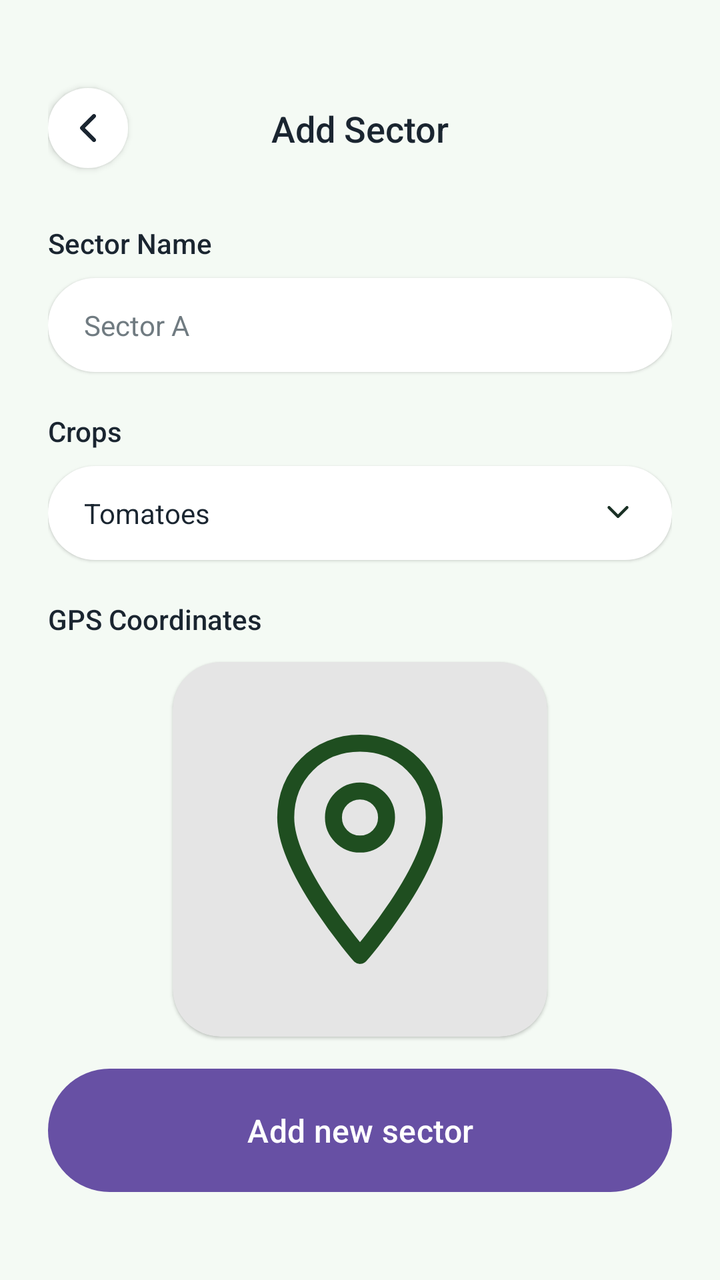
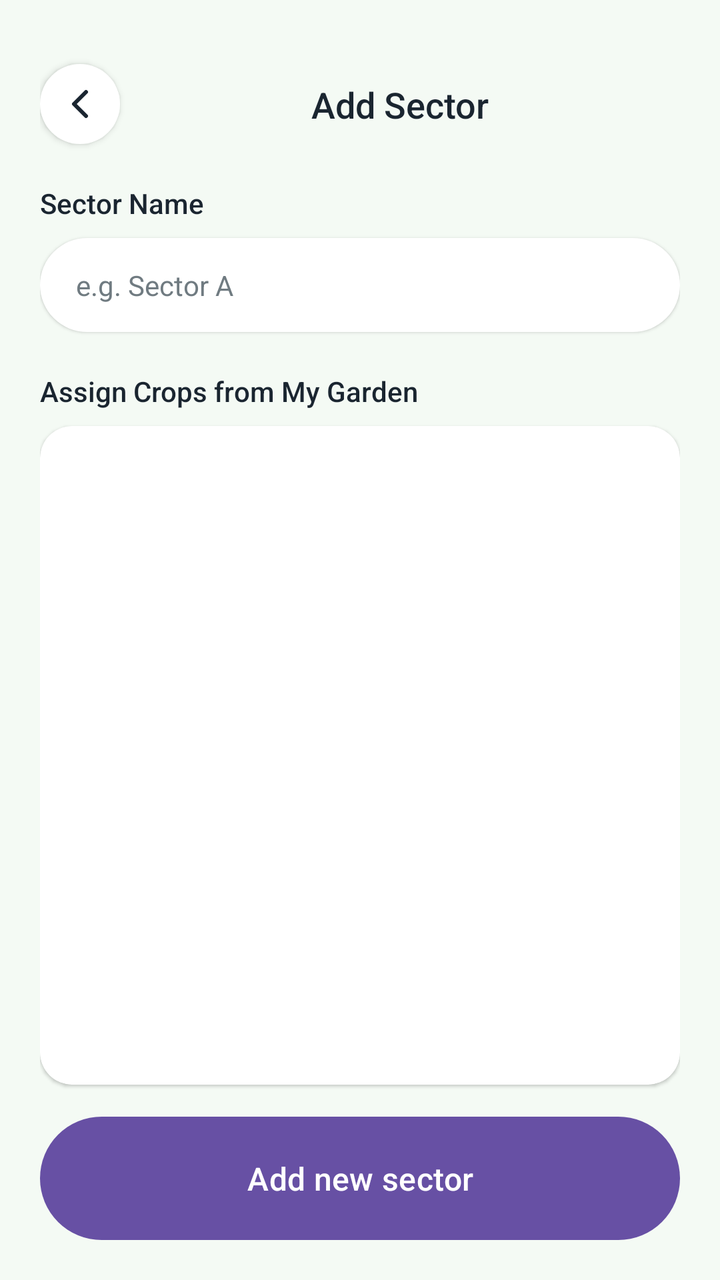

Compare the two renders of this Android layout. The source of the first and the diff that turns it into the second are given below.
<!-- AndroidManifest.xml: application theme Theme.Undersoil -->
<!-- res/layout/activity_add_sector.xml -->
<?xml version="1.0" encoding="utf-8"?>
<androidx.constraintlayout.widget.ConstraintLayout xmlns:android="http://schemas.android.com/apk/res/android"
    xmlns:app="http://schemas.android.com/apk/res-auto"
    android:layout_width="match_parent"
    android:layout_height="match_parent"
    android:background="@color/bg_light_green"
    android:padding="24dp">

    <ImageButton
        android:id="@+id/backButton"
        android:layout_width="40dp"
        android:layout_height="40dp"
        android:layout_marginTop="20dp"
        android:background="@drawable/bg_circle_white"
        android:elevation="2dp"
        android:padding="10dp"
        android:src="@drawable/ic_back_arrow"
        android:contentDescription="Back"
        app:layout_constraintStart_toStartOf="parent"
        app:layout_constraintTop_toTopOf="parent" />

    <TextView
        android:id="@+id/titleText"
        android:layout_width="0dp"
        android:layout_height="wrap_content"
        android:fontFamily="sans-serif-medium"
        android:gravity="center"
        android:text="Add Sector"
        android:textColor="@color/text_dark"
        android:textSize="18sp"
        app:layout_constraintBottom_toBottomOf="@id/backButton"
        app:layout_constraintEnd_toEndOf="parent"
        app:layout_constraintStart_toStartOf="parent"
        app:layout_constraintTop_toTopOf="@id/backButton" />

    <TextView
        android:id="@+id/sectorNameLabel"
        android:layout_width="wrap_content"
        android:layout_height="wrap_content"
        android:layout_marginTop="28dp"
        android:fontFamily="sans-serif-medium"
        android:text="Sector Name"
        android:textColor="@color/text_dark"
        android:textSize="14sp"
        app:layout_constraintStart_toStartOf="parent"
        app:layout_constraintTop_toBottomOf="@id/backButton" />

    <EditText
        android:id="@+id/sectorNameInput"
        android:layout_width="0dp"
        android:layout_height="wrap_content"
        android:layout_marginTop="8dp"
        android:background="@drawable/bg_pill_white"
        android:elevation="1dp"
        android:fontFamily="sans-serif"
        android:hint="Sector A"
        android:paddingHorizontal="18dp"
        android:paddingVertical="14dp"
        android:textColorHint="@color/text_sub"
        android:textSize="14sp"
        app:layout_constraintEnd_toEndOf="parent"
        app:layout_constraintStart_toStartOf="parent"
        app:layout_constraintTop_toBottomOf="@id/sectorNameLabel" />

    <TextView
        android:id="@+id/cropsLabel"
        android:layout_width="wrap_content"
        android:layout_height="wrap_content"
        android:layout_marginTop="20dp"
        android:fontFamily="sans-serif-medium"
        android:text="Crops"
        android:textColor="@color/text_dark"
        android:textSize="14sp"
        app:layout_constraintStart_toStartOf="parent"
        app:layout_constraintTop_toBottomOf="@id/sectorNameInput" />

    <RelativeLayout
        android:id="@+id/cropsDropdown"
        android:layout_width="0dp"
        android:layout_height="wrap_content"
        android:layout_marginTop="8dp"
        android:background="@drawable/bg_pill_white"
        android:elevation="1dp"
        android:paddingHorizontal="18dp"
        android:paddingVertical="14dp"
        app:layout_constraintEnd_toEndOf="parent"
        app:layout_constraintStart_toStartOf="parent"
        app:layout_constraintTop_toBottomOf="@id/cropsLabel">

        <TextView
            android:layout_width="wrap_content"
            android:layout_height="wrap_content"
            android:fontFamily="sans-serif"
            android:text="Tomatoes"
            android:textColor="@color/text_dark"
            android:textSize="14sp" />

        <ImageView
            android:layout_width="18dp"
            android:layout_height="18dp"
            android:layout_alignParentEnd="true"
            android:src="@drawable/ic_chevron_down"
            android:contentDescription="Expand" />
    </RelativeLayout>

    <TextView
        android:id="@+id/gpsLabel"
        android:layout_width="wrap_content"
        android:layout_height="wrap_content"
        android:layout_marginTop="20dp"
        android:fontFamily="sans-serif-medium"
        android:text="GPS Coordinates"
        android:textColor="@color/text_dark"
        android:textSize="14sp"
        app:layout_constraintStart_toStartOf="parent"
        app:layout_constraintTop_toBottomOf="@id/cropsDropdown" />

    <androidx.cardview.widget.CardView
        android:id="@+id/mapCard"
        android:layout_width="0dp"
        android:layout_height="0dp"
        android:layout_marginTop="12dp"
        app:cardBackgroundColor="@color/light_grey"
        app:cardCornerRadius="24dp"
        app:cardElevation="1dp"
        app:layout_constraintBottom_toTopOf="@id/addSectorButton"
        app:layout_constraintDimensionRatio="1:1"
        app:layout_constraintEnd_toEndOf="parent"
        app:layout_constraintStart_toStartOf="parent"
        app:layout_constraintTop_toBottomOf="@id/gpsLabel"
        app:layout_constraintWidth_percent="0.6"
        app:layout_constraintVertical_bias="0">

        <ImageView
            android:layout_width="match_parent"
            android:layout_height="match_parent"
            android:padding="30dp"
            android:src="@drawable/ic_map_pin"
            android:scaleType="fitCenter"
            android:contentDescription="Map preview" />
    </androidx.cardview.widget.CardView>

    <Button
        android:id="@+id/addSectorButton"
        android:layout_width="0dp"
        android:layout_height="wrap_content"
        android:layout_marginBottom="20dp"
        android:background="@drawable/bg_pill_green"
        android:elevation="2dp"
        android:fontFamily="sans-serif-medium"
        android:paddingVertical="16dp"
        android:text="Add new sector"
        android:textAllCaps="false"
        android:textColor="@color/white"
        android:textSize="16sp"
        app:layout_constraintBottom_toBottomOf="parent"
        app:layout_constraintEnd_toEndOf="parent"
        app:layout_constraintStart_toStartOf="parent" />

</androidx.constraintlayout.widget.ConstraintLayout>
<!-- resources referenced by this layout -->
<resources>
  <color name="bg_light_green">#F4FAF4</color>
  <color name="light_grey">#E5E5E5</color>
  <color name="text_dark">#1A2530</color>
  <color name="text_sub">#707B81</color>
  <color name="white">#FFFFFFFF</color>
  <!-- drawable bg_circle_white (drawable) -->
  <?xml version="1.0" encoding="utf-8"?>
  <shape xmlns:android="http://schemas.android.com/apk/res/android"
      android:shape="oval">
      <solid android:color="@color/white" />
  </shape>
  <!-- drawable bg_pill_green (drawable) -->
  <?xml version="1.0" encoding="utf-8"?>
  <shape xmlns:android="http://schemas.android.com/apk/res/android"
      android:shape="rectangle">
      <solid android:color="@color/main_green" />
      <corners android:radius="50dp" />
  </shape>
  <!-- drawable bg_pill_white (drawable) -->
  <?xml version="1.0" encoding="utf-8"?>
  <shape xmlns:android="http://schemas.android.com/apk/res/android"
      android:shape="rectangle">
      <solid android:color="@color/white" />
      <corners android:radius="50dp" />
  </shape>
  <!-- drawable ic_back_arrow (drawable) -->
  <?xml version="1.0" encoding="utf-8"?>
  <vector xmlns:android="http://schemas.android.com/apk/res/android"
      android:width="24dp"
      android:height="24dp"
      android:viewportWidth="24"
      android:viewportHeight="24">
      <path
          android:fillColor="@android:color/transparent"
          android:strokeColor="#1A2530"
          android:strokeWidth="2"
          android:strokeLineCap="round"
          android:strokeLineJoin="round"
          android:pathData="M15,18 L9,12 L15,6" />
  </vector>
  <!-- drawable ic_chevron_down (drawable) -->
  <?xml version="1.0" encoding="utf-8"?>
  <vector xmlns:android="http://schemas.android.com/apk/res/android"
      android:width="20dp"
      android:height="20dp"
      android:viewportWidth="24"
      android:viewportHeight="24">
      <path
          android:fillColor="@android:color/transparent"
          android:strokeColor="#1A3025"
          android:strokeWidth="2"
          android:strokeLineCap="round"
          android:strokeLineJoin="round"
          android:pathData="M6,9 L12,15 L18,9" />
  </vector>
  <!-- drawable ic_map_pin (drawable) -->
  <?xml version="1.0" encoding="utf-8"?>
  <vector xmlns:android="http://schemas.android.com/apk/res/android"
      android:width="40dp"
      android:height="40dp"
      android:viewportWidth="24"
      android:viewportHeight="24">
      <path
          android:fillColor="@android:color/transparent"
          android:strokeColor="#1F4E20"
          android:strokeWidth="1.6"
          android:strokeLineJoin="round"
          android:pathData="M12,2 C16,2 19,5 19,9 C19,14 12,22 12,22 C12,22 5,14 5,9 C5,5 8,2 12,2 Z" />
      <path
          android:fillColor="@android:color/transparent"
          android:strokeColor="#1F4E20"
          android:strokeWidth="1.6"
          android:pathData="M12,6.5 A2.5,2.5 0 1,0 12,11.5 A2.5,2.5 0 1,0 12,6.5 Z" />
  </vector>
  <style name="Theme.Undersoil" parent="Base.Theme.Undersoil" />
  <color name="main_green">#1F4E20</color>
  <style name="Base.Theme.Undersoil" parent="Theme.Material3.DayNight.NoActionBar">
          
      </style>
</resources>

<!-- the commit's change to res/layout/activity_add_sector.xml (unified diff, before → after) -->
@@ -1,16 +1,17 @@
 <?xml version="1.0" encoding="utf-8"?>
 <androidx.constraintlayout.widget.ConstraintLayout xmlns:android="http://schemas.android.com/apk/res/android"
     xmlns:app="http://schemas.android.com/apk/res-auto"
+    android:id="@+id/main"
     android:layout_width="match_parent"
     android:layout_height="match_parent"
     android:background="@color/bg_light_green"
-    android:padding="24dp">
+    android:padding="20dp">
 
     <ImageButton
         android:id="@+id/backButton"
         android:layout_width="40dp"
         android:layout_height="40dp"
-        android:layout_marginTop="20dp"
+        android:layout_marginTop="12dp"
         android:background="@drawable/bg_circle_white"
         android:elevation="2dp"
         android:padding="10dp"
@@ -30,14 +31,14 @@
         android:textSize="18sp"
         app:layout_constraintBottom_toBottomOf="@id/backButton"
         app:layout_constraintEnd_toEndOf="parent"
-        app:layout_constraintStart_toStartOf="parent"
+        app:layout_constraintStart_toEndOf="@id/backButton"
         app:layout_constraintTop_toTopOf="@id/backButton" />
 
     <TextView
         android:id="@+id/sectorNameLabel"
         android:layout_width="wrap_content"
         android:layout_height="wrap_content"
-        android:layout_marginTop="28dp"
+        android:layout_marginTop="20dp"
         android:fontFamily="sans-serif-medium"
         android:text="Sector Name"
         android:textColor="@color/text_dark"
@@ -53,9 +54,11 @@
         android:background="@drawable/bg_pill_white"
         android:elevation="1dp"
         android:fontFamily="sans-serif"
-        android:hint="Sector A"
+        android:hint="e.g. Sector A"
+        android:inputType="textCapWords"
         android:paddingHorizontal="18dp"
         android:paddingVertical="14dp"
+        android:textColor="@color/text_dark"
         android:textColorHint="@color/text_sub"
         android:textSize="14sp"
         app:layout_constraintEnd_toEndOf="parent"
@@ -68,83 +71,38 @@
         android:layout_height="wrap_content"
         android:layout_marginTop="20dp"
         android:fontFamily="sans-serif-medium"
-        android:text="Crops"
+        android:text="Assign Crops from My Garden"
         android:textColor="@color/text_dark"
         android:textSize="14sp"
         app:layout_constraintStart_toStartOf="parent"
         app:layout_constraintTop_toBottomOf="@id/sectorNameInput" />
 
-    <RelativeLayout
-        android:id="@+id/cropsDropdown"
+    <androidx.cardview.widget.CardView
+        android:id="@+id/cardCropsContainer"
         android:layout_width="0dp"
-        android:layout_height="wrap_content"
+        android:layout_height="0dp"
         android:layout_marginTop="8dp"
-        android:background="@drawable/bg_pill_white"
-        android:elevation="1dp"
-        android:paddingHorizontal="18dp"
-        android:paddingVertical="14dp"
+        android:layout_marginBottom="16dp"
+        app:cardBackgroundColor="@color/white"
+        app:cardCornerRadius="16dp"
+        app:cardElevation="1dp"
+        app:layout_constraintBottom_toTopOf="@id/addSectorButton"
         app:layout_constraintEnd_toEndOf="parent"
         app:layout_constraintStart_toStartOf="parent"
         app:layout_constraintTop_toBottomOf="@id/cropsLabel">
 
-        <TextView
-            android:layout_width="wrap_content"
-            android:layout_height="wrap_content"
-            android:fontFamily="sans-serif"
-            android:text="Tomatoes"
-            android:textColor="@color/text_dark"
-            android:textSize="14sp" />
-
-        <ImageView
-            android:layout_width="18dp"
-            android:layout_height="18dp"
-            android:layout_alignParentEnd="true"
-            android:src="@drawable/ic_chevron_down"
-            android:contentDescription="Expand" />
-    </RelativeLayout>
-
-    <TextView
-        android:id="@+id/gpsLabel"
-        android:layout_width="wrap_content"
-        android:layout_height="wrap_content"
-        android:layout_marginTop="20dp"
-        android:fontFamily="sans-serif-medium"
-        android:text="GPS Coordinates"
-        android:textColor="@color/text_dark"
-        android:textSize="14sp"
-        app:layout_constraintStart_toStartOf="parent"
-        app:layout_constraintTop_toBottomOf="@id/cropsDropdown" />
-
-    <androidx.cardview.widget.CardView
-        android:id="@+id/mapCard"
-        android:layout_width="0dp"
-        android:layout_height="0dp"
-        android:layout_marginTop="12dp"
-        app:cardBackgroundColor="@color/light_grey"
-        app:cardCornerRadius="24dp"
-        app:cardElevation="1dp"
-        app:layout_constraintBottom_toTopOf="@id/addSectorButton"
-        app:layout_constraintDimensionRatio="1:1"
-        app:layout_constraintEnd_toEndOf="parent"
-        app:layout_constraintStart_toStartOf="parent"
-        app:layout_constraintTop_toBottomOf="@id/gpsLabel"
-        app:layout_constraintWidth_percent="0.6"
-        app:layout_constraintVertical_bias="0">
-
-        <ImageView
+        <androidx.recyclerview.widget.RecyclerView
+            android:id="@+id/rvSelectCrops"
             android:layout_width="match_parent"
             android:layout_height="match_parent"
-            android:padding="30dp"
-            android:src="@drawable/ic_map_pin"
-            android:scaleType="fitCenter"
-            android:contentDescription="Map preview" />
+            android:padding="8dp"
+            android:scrollbars="vertical" />
     </androidx.cardview.widget.CardView>
 
     <Button
         android:id="@+id/addSectorButton"
         android:layout_width="0dp"
         android:layout_height="wrap_content"
-        android:layout_marginBottom="20dp"
         android:background="@drawable/bg_pill_green"
         android:elevation="2dp"
         android:fontFamily="sans-serif-medium"
<!-- resource entries referenced after the edit -->
@@ -1,7 +1,6 @@
 <!-- resources referenced by this layout -->
 <resources>
   <color name="bg_light_green">#F4FAF4</color>
-  <color name="light_grey">#E5E5E5</color>
   <color name="text_dark">#1A2530</color>
   <color name="text_sub">#707B81</color>
   <color name="white">#FFFFFFFF</color>
@@ -40,40 +39,6 @@
           android:strokeLineJoin="round"
           android:pathData="M15,18 L9,12 L15,6" />
   </vector>
-  <!-- drawable ic_chevron_down (drawable) -->
-  <?xml version="1.0" encoding="utf-8"?>
-  <vector xmlns:android="http://schemas.android.com/apk/res/android"
-      android:width="20dp"
-      android:height="20dp"
-      android:viewportWidth="24"
-      android:viewportHeight="24">
-      <path
-          android:fillColor="@android:color/transparent"
-          android:strokeColor="#1A3025"
-          android:strokeWidth="2"
-          android:strokeLineCap="round"
-          android:strokeLineJoin="round"
-          android:pathData="M6,9 L12,15 L18,9" />
-  </vector>
-  <!-- drawable ic_map_pin (drawable) -->
-  <?xml version="1.0" encoding="utf-8"?>
-  <vector xmlns:android="http://schemas.android.com/apk/res/android"
-      android:width="40dp"
-      android:height="40dp"
-      android:viewportWidth="24"
-      android:viewportHeight="24">
-      <path
-          android:fillColor="@android:color/transparent"
-          android:strokeColor="#1F4E20"
-          android:strokeWidth="1.6"
-          android:strokeLineJoin="round"
-          android:pathData="M12,2 C16,2 19,5 19,9 C19,14 12,22 12,22 C12,22 5,14 5,9 C5,5 8,2 12,2 Z" />
-      <path
-          android:fillColor="@android:color/transparent"
-          android:strokeColor="#1F4E20"
-          android:strokeWidth="1.6"
-          android:pathData="M12,6.5 A2.5,2.5 0 1,0 12,11.5 A2.5,2.5 0 1,0 12,6.5 Z" />
-  </vector>
   <style name="Theme.Undersoil" parent="Base.Theme.Undersoil" />
   <color name="main_green">#1F4E20</color>
   <style name="Base.Theme.Undersoil" parent="Theme.Material3.DayNight.NoActionBar">
